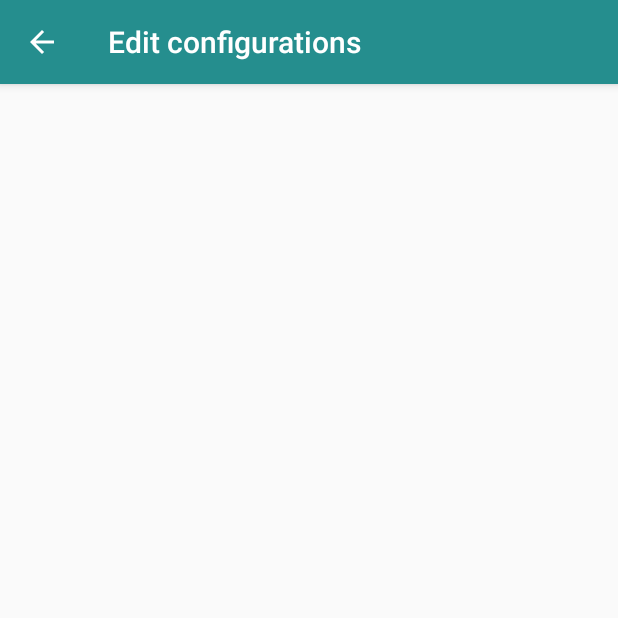
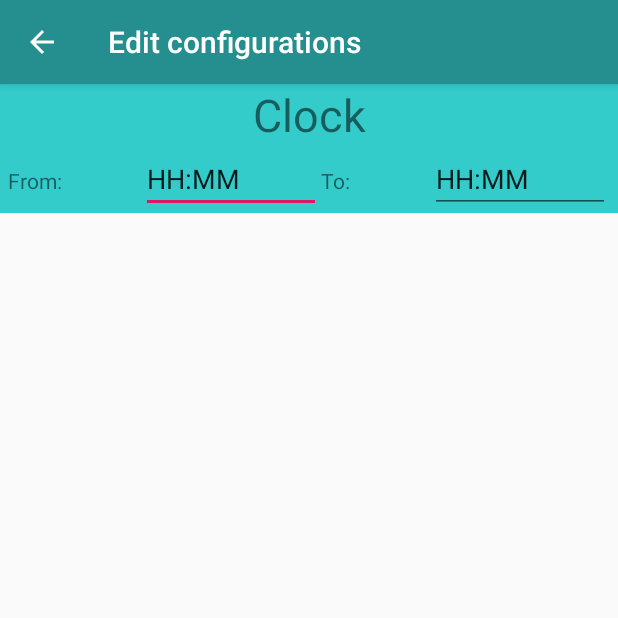
Before and after one commit to LeArchitect/XCell, an Android app: the Edit_configurations screen opened directly, with no data from a screen before it, on a phone screen of 412 x 824 dp, the top half of it. Run offline under Robolectric (Android 15) with nearby library versions, the phone set to English and light mode, and no system bars.

Commit message:
Adding edit configurations layout

```diff
--- a/app/src/main/res/layout/activity_edit_configurations.xml
+++ b/app/src/main/res/layout/activity_edit_configurations.xml
@@ -6,5 +6,49 @@
         android:layout_width="match_parent"
         android:layout_height="match_parent"
         tools:context=".Edit_configurations">
+    <LinearLayout android:layout_width="match_parent"
+                  android:layout_height="wrap_content"
+                  app:layout_constraintTop_toTopOf="parent"
+                  android:orientation="vertical"
+                  android:paddingHorizontal="5dp"
+                  android:background="@color/blue7"
+    >
+        <TextView android:layout_width="match_parent"
+                  android:layout_height="wrap_content"
+                  android:text="Clock"
+                  android:textSize="30dp"
+                  android:textAlignment="center"
+                    />
+     <LinearLayout android:layout_width="match_parent"
+                   android:layout_height="wrap_content"
+                   android:orientation="horizontal"
+                    >
+        <TextView android:layout_width="wrap_content"
+                  android:layout_height="wrap_content"
+                  android:layout_weight="1"
+                  android:text="From: "/>
+         <EditText android:layout_width="wrap_content"
+                   android:layout_height="wrap_content"
+                   android:text="HH:MM"
+                   android:id="@+id/beginning_time"
+                   android:layout_weight="1"
+         />
+         <TextView android:layout_width="wrap_content"
+                   android:layout_height="wrap_content"
+                   android:layout_weight="1"
+                   android:text="To: "/>
+         <EditText android:layout_width="wrap_content"
+                   android:layout_height="wrap_content"
+                   android:layout_weight="1"
+                   android:text="HH:MM"
+                   android:id="@+id/end_time"
+         />
+²     </LinearLayout>
 
+
+    </LinearLayout>
+    <android.support.v7.widget.RecyclerView
+
+                                            android:layout_width="match_parent"
+                                            android:layout_height="match_parent"></android.support.v7.widget.RecyclerView>
 </android.support.constraint.ConstraintLayout>
```
